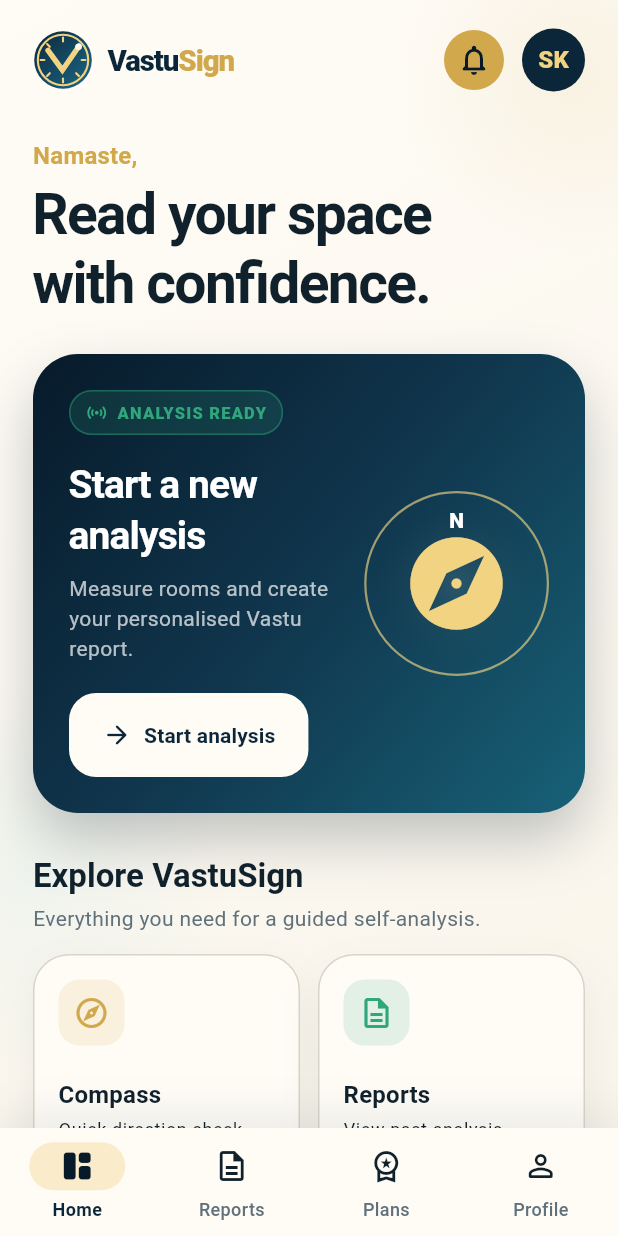
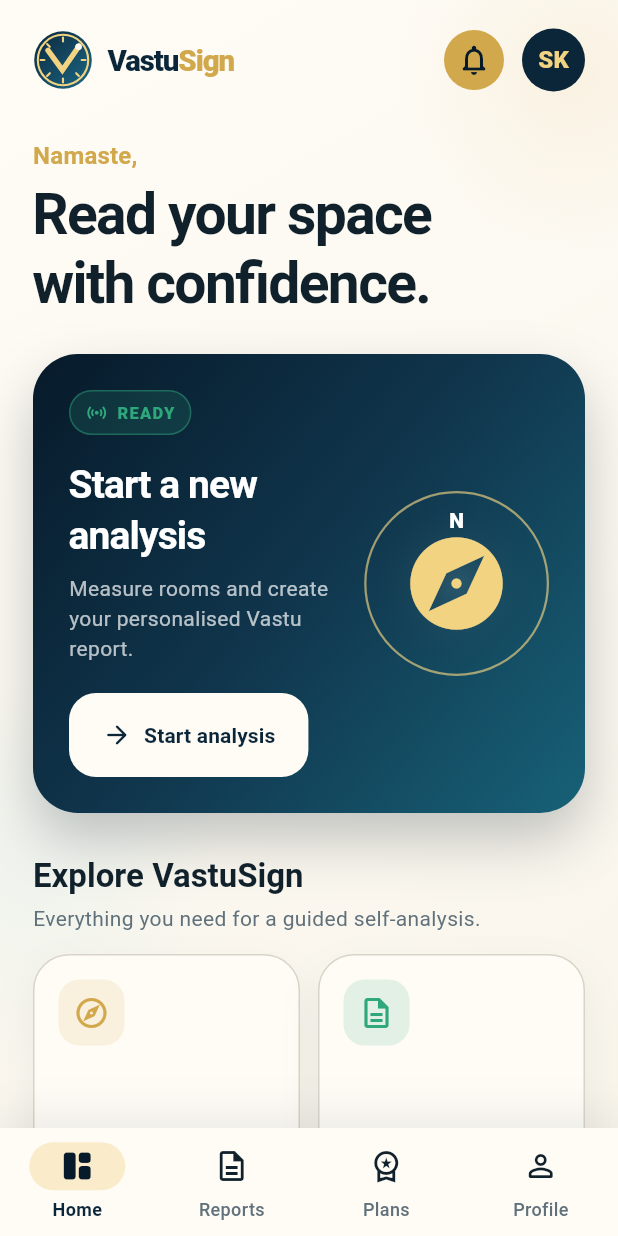
Before and after one commit to Saurabh4vaastukaart/VastuSign, a Flutter app: the HomePage screen opened by its route, on a phone screen of 412 x 824 dp. Run offline on Flutter 3.47's test engine with Material 3 defaults, Android fonts, the phone set to English and light mode, and no system bars; our stand-ins replace camera, flutter_compass, flutter_riverpod, go_router, pdf, printing and 1 more; accounts and stored records are empty.

Commit message:
Fix home dashboard overflow on phone screens

```diff
--- a/lib/src/features/home/presentation/home_page.dart
+++ b/lib/src/features/home/presentation/home_page.dart
@@ -210,7 +210,7 @@
                       Icon(Icons.sensors_rounded, size: 15, color: AppColors.emerald),
                       SizedBox(width: 6),
                       Text(
-                        'ANALYSIS READY',
+                        'READY',
                         style: TextStyle(
                           color: AppColors.emerald,
                           fontSize: 11,
@@ -321,7 +321,7 @@
         crossAxisCount: 2,
         crossAxisSpacing: 12,
         mainAxisSpacing: 12,
-        childAspectRatio: 1.25,
+        childAspectRatio: 0.92,
       ),
       itemBuilder: (context, index) {
         final action = actions[index];
```
